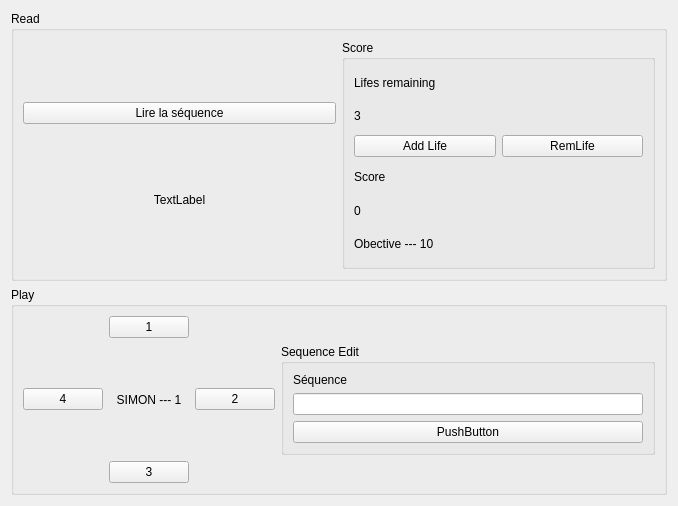
Leyk973/LearnWithRobinMain, file supersimon.ui: the form before one commit.
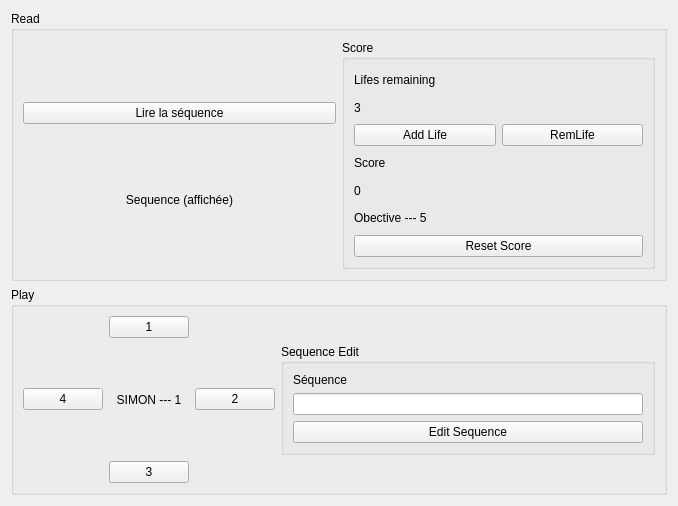
The form after the commit.

Diff of the .ui file:
```diff
--- a/supersimon.ui
+++ b/supersimon.ui
@@ -60,7 +60,7 @@
           <item>
            <widget class="QLabel" name="labLireSeq">
             <property name="text">
-             <string>TextLabel</string>
+             <string>Sequence (affichée)</string>
             </property>
             <property name="alignment">
              <set>Qt::AlignCenter</set>
@@ -143,7 +143,14 @@
            <item>
             <widget class="QLabel" name="labObjective">
              <property name="text">
-              <string>Obective --- 10</string>
+              <string>Obective --- 5</string>
+             </property>
+            </widget>
+           </item>
+           <item>
+            <widget class="QPushButton" name="butResScore">
+             <property name="text">
+              <string>Reset Score</string>
              </property>
             </widget>
            </item>
@@ -211,7 +218,7 @@
            <item row="2" column="0">
             <widget class="QPushButton" name="butSeqEdit">
              <property name="text">
-              <string>PushButton</string>
+              <string>Edit Sequence</string>
              </property>
             </widget>
            </item>
```
